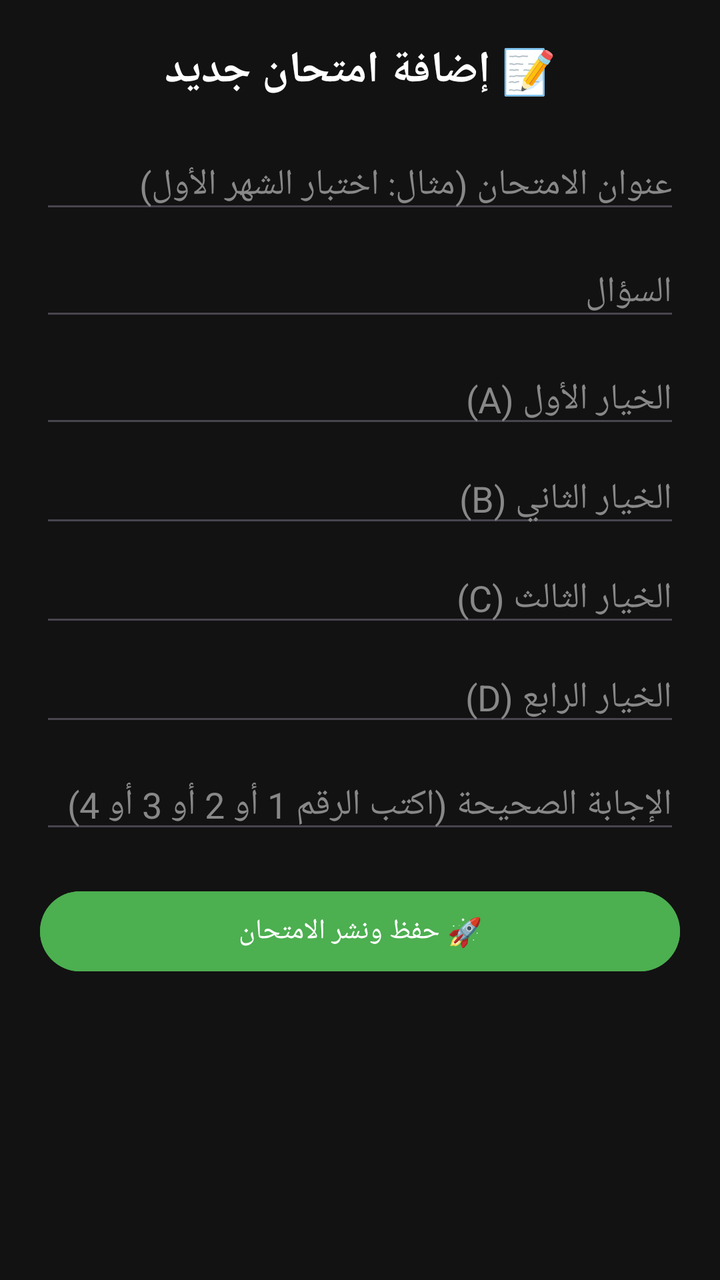
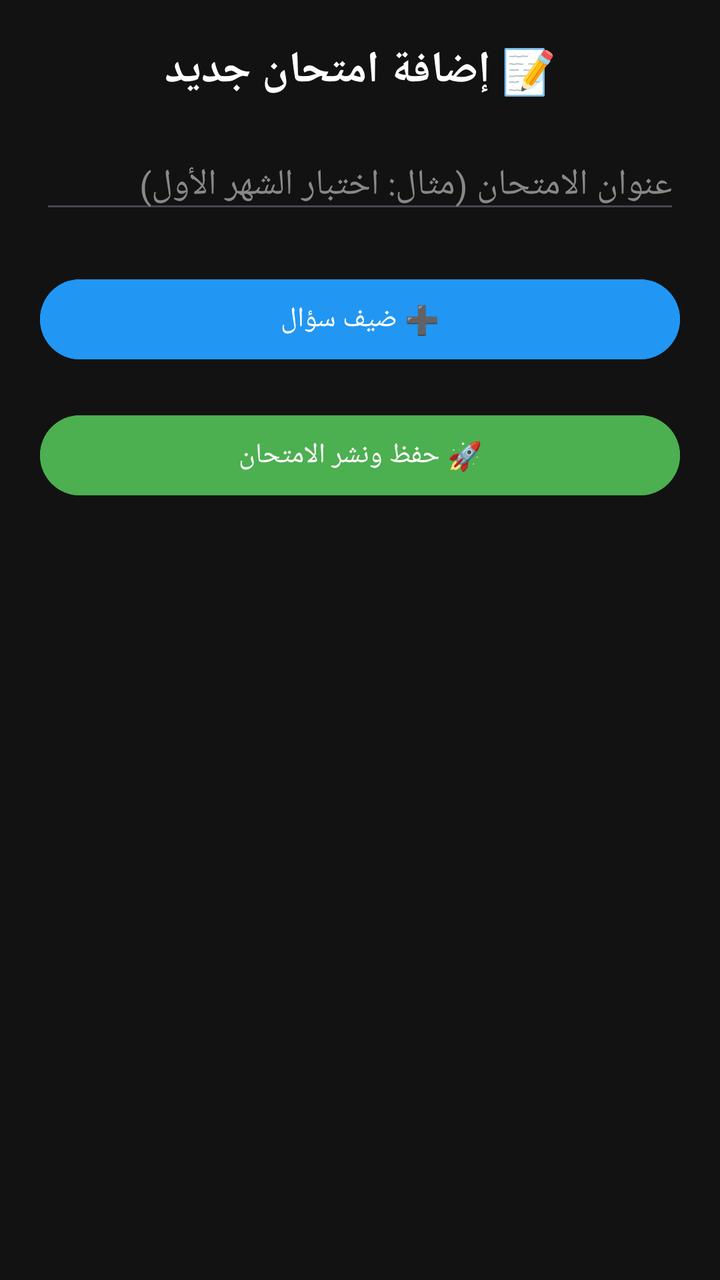

The first picture is an Android layout as it rendered before a commit; the second is the same layout after the commit. The layout source and the unified diff follow.
<!-- AndroidManifest.xml: application theme Theme.1Bac -->
<!-- res/layout/activity_add_exam.xml -->
<?xml version="1.0" encoding="utf-8"?>
<ScrollView xmlns:android="http://schemas.android.com/apk/res/android"
    android:layout_width="match_parent"
    android:layout_height="match_parent"
    android:background="#121212">

    <LinearLayout
        android:layout_width="match_parent"
        android:layout_height="wrap_content"
        android:orientation="vertical"
        android:padding="20dp">

        <TextView
            android:layout_width="match_parent"
            android:layout_height="wrap_content"
            android:text="📝 إضافة امتحان جديد"
            android:textColor="#FFFFFF"
            android:textSize="22sp"
            android:textStyle="bold"
            android:gravity="center"
            android:layout_marginBottom="20dp" />

        <EditText
            android:id="@+id/etExamTitle"
            android:layout_width="match_parent"
            android:layout_height="wrap_content"
            android:hint="عنوان الامتحان (مثال: اختبار الشهر الأول)"
            android:textColor="#FFFFFF"
            android:textColorHint="#888888"
            android:inputType="text"
            android:layout_marginBottom="12dp"/>

        <EditText
            android:id="@+id/etQuestionText"
            android:layout_width="match_parent"
            android:layout_height="wrap_content"
            android:hint="السؤال"
            android:textColor="#FFFFFF"
            android:textColorHint="#888888"
            android:inputType="textMultiLine"
            android:layout_marginBottom="12dp"/>

        <EditText
            android:id="@+id/etOption1"
            android:layout_width="match_parent"
            android:layout_height="wrap_content"
            android:hint="الخيار الأول (A)"
            android:textColor="#FFFFFF"
            android:textColorHint="#888888"
            android:layout_marginBottom="8dp"/>

        <EditText
            android:id="@+id/etOption2"
            android:layout_width="match_parent"
            android:layout_height="wrap_content"
            android:hint="الخيار الثاني (B)"
            android:textColor="#FFFFFF"
            android:textColorHint="#888888"
            android:layout_marginBottom="8dp"/>

        <EditText
            android:id="@+id/etOption3"
            android:layout_width="match_parent"
            android:layout_height="wrap_content"
            android:hint="الخيار الثالث (C)"
            android:textColor="#FFFFFF"
            android:textColorHint="#888888"
            android:layout_marginBottom="8dp"/>

        <EditText
            android:id="@+id/etOption4"
            android:layout_width="match_parent"
            android:layout_height="wrap_content"
            android:hint="الخيار الرابع (D)"
            android:textColor="#FFFFFF"
            android:textColorHint="#888888"
            android:layout_marginBottom="12dp"/>

        <EditText
            android:id="@+id/etCorrectAnswer"
            android:layout_width="match_parent"
            android:layout_height="wrap_content"
            android:hint="الإجابة الصحيحة (اكتب الرقم 1 أو 2 أو 3 أو 4)"
            android:textColor="#FFFFFF"
            android:textColorHint="#888888"
            android:inputType="number"
            android:layout_marginBottom="20dp"/>

        <Button
            android:id="@+id/btnSaveExam"
            android:layout_width="match_parent"
            android:layout_height="wrap_content"
            android:text="🚀 حفظ ونشر الامتحان"
            android:backgroundTint="#4CAF50"
            android:textColor="#FFFFFF" />

    </LinearLayout>
</ScrollView>
<!-- resources referenced by this layout -->
<resources>
  <style name="Theme.1Bac" parent="Base.Theme.1Bac" />
  <style name="Base.Theme.1Bac" parent="Theme.Material3.DayNight.NoActionBar">
          
          
      </style>
</resources>

<!-- the commit's change to res/layout/activity_add_exam.xml (unified diff, before → after) -->
@@ -28,62 +28,22 @@
             android:textColor="#FFFFFF"
             android:textColorHint="#888888"
             android:inputType="text"
-            android:layout_marginBottom="12dp"/>
+            android:layout_marginBottom="16dp"/>
 
-        <EditText
-            android:id="@+id/etQuestionText"
+        <LinearLayout
+            android:id="@+id/questionsContainer"
             android:layout_width="match_parent"
             android:layout_height="wrap_content"
-            android:hint="السؤال"
-            android:textColor="#FFFFFF"
-            android:textColorHint="#888888"
-            android:inputType="textMultiLine"
-            android:layout_marginBottom="12dp"/>
+            android:orientation="vertical" />
 
-        <EditText
-            android:id="@+id/etOption1"
+        <Button
+            android:id="@+id/btnAddQuestion"
             android:layout_width="match_parent"
             android:layout_height="wrap_content"
-            android:hint="الخيار الأول (A)"
+            android:text="➕ ضيف سؤال"
+            android:backgroundTint="#2196F3"
             android:textColor="#FFFFFF"
-            android:textColorHint="#888888"
-            android:layout_marginBottom="8dp"/>
-
-        <EditText
-            android:id="@+id/etOption2"
-            android:layout_width="match_parent"
-            android:layout_height="wrap_content"
-            android:hint="الخيار الثاني (B)"
-            android:textColor="#FFFFFF"
-            android:textColorHint="#888888"
-            android:layout_marginBottom="8dp"/>
-
-        <EditText
-            android:id="@+id/etOption3"
-            android:layout_width="match_parent"
-            android:layout_height="wrap_content"
-            android:hint="الخيار الثالث (C)"
-            android:textColor="#FFFFFF"
-            android:textColorHint="#888888"
-            android:layout_marginBottom="8dp"/>
-
-        <EditText
-            android:id="@+id/etOption4"
-            android:layout_width="match_parent"
-            android:layout_height="wrap_content"
-            android:hint="الخيار الرابع (D)"
-            android:textColor="#FFFFFF"
-            android:textColorHint="#888888"
-            android:layout_marginBottom="12dp"/>
-
-        <EditText
-            android:id="@+id/etCorrectAnswer"
-            android:layout_width="match_parent"
-            android:layout_height="wrap_content"
-            android:hint="الإجابة الصحيحة (اكتب الرقم 1 أو 2 أو 3 أو 4)"
-            android:textColor="#FFFFFF"
-            android:textColorHint="#888888"
-            android:inputType="number"
+            android:layout_marginTop="8dp"
             android:layout_marginBottom="20dp"/>
 
         <Button
